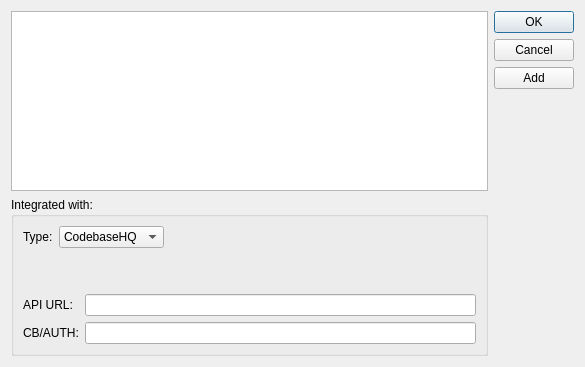
First picture: the form in selectprojectdialog.ui, repository favrik/wortwortwort, before the edit.
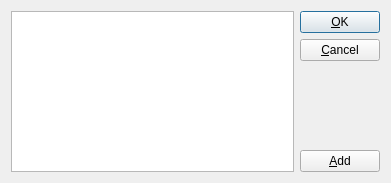
Second picture: the form after the edit.

What changed in the file:
```diff
--- a/selectprojectdialog.ui
+++ b/selectprojectdialog.ui
@@ -9,8 +9,8 @@
    <rect>
     <x>0</x>
     <y>0</y>
-    <width>585</width>
-    <height>367</height>
+    <width>391</width>
+    <height>183</height>
    </rect>
   </property>
   <property name="windowTitle">
@@ -22,95 +22,6 @@
      <item>
       <widget class="QListView" name="listView"/>
      </item>
-     <item>
-      <widget class="QGroupBox" name="groupBox">
-       <property name="title">
-        <string>Integrated with:</string>
-       </property>
-       <layout class="QVBoxLayout" name="verticalLayout">
-        <item>
-         <layout class="QHBoxLayout" name="horizontalLayout">
-          <item>
-           <widget class="QLabel" name="label_3">
-            <property name="text">
-             <string>Type:</string>
-            </property>
-           </widget>
-          </item>
-          <item>
-           <widget class="QComboBox" name="taskProviderComboBox">
-            <property name="sizeAdjustPolicy">
-             <enum>QComboBox::AdjustToContents</enum>
-            </property>
-            <item>
-             <property name="text">
-              <string>CodebaseHQ</string>
-             </property>
-            </item>
-           </widget>
-          </item>
-          <item>
-           <spacer name="horizontalSpacer">
-            <property name="orientation">
-             <enum>Qt::Horizontal</enum>
-            </property>
-            <property name="sizeHint" stdset="0">
-             <size>
-              <width>40</width>
-              <height>20</height>
-             </size>
-            </property>
-           </spacer>
-          </item>
-         </layout>
-        </item>
-        <item>
-         <spacer name="verticalSpacer">
-          <property name="orientation">
-           <enum>Qt::Vertical</enum>
-          </property>
-          <property name="sizeType">
-           <enum>QSizePolicy::Minimum</enum>
-          </property>
-          <property name="sizeHint" stdset="0">
-           <size>
-            <width>20</width>
-            <height>40</height>
-           </size>
-          </property>
-         </spacer>
-        </item>
-        <item>
-         <layout class="QGridLayout" name="gridLayout_2">
-          <item row="0" column="0">
-           <widget class="QLabel" name="label">
-            <property name="text">
-             <string>API URL:</string>
-            </property>
-           </widget>
-          </item>
-          <item row="0" column="1">
-           <widget class="QLineEdit" name="lineEdit"/>
-          </item>
-          <item row="1" column="0">
-           <widget class="QLabel" name="label_2">
-            <property name="text">
-             <string>CB/AUTH:</string>
-            </property>
-           </widget>
-          </item>
-          <item row="1" column="1">
-           <widget class="QLineEdit" name="lineEdit_2"/>
-          </item>
-         </layout>
-        </item>
-       </layout>
-       <zorder>lineEdit</zorder>
-       <zorder></zorder>
-       <zorder></zorder>
-       <zorder>verticalSpacer</zorder>
-      </widget>
-     </item>
     </layout>
    </item>
    <item>
@@ -118,21 +29,14 @@
      <item>
       <widget class="QPushButton" name="pushButton">
        <property name="text">
-        <string>OK</string>
+        <string>&amp;OK</string>
        </property>
       </widget>
      </item>
      <item>
       <widget class="QPushButton" name="pushButton_2">
        <property name="text">
-        <string>Cancel</string>
-       </property>
-      </widget>
-     </item>
-     <item>
-      <widget class="QPushButton" name="pushButton_3">
-       <property name="text">
-        <string>Add</string>
+        <string>&amp;Cancel</string>
        </property>
       </widget>
      </item>
@@ -149,6 +53,13 @@
        </property>
       </spacer>
      </item>
+     <item>
+      <widget class="QPushButton" name="AddProjectPushButton">
+       <property name="text">
+        <string>&amp;Add</string>
+       </property>
+      </widget>
+     </item>
     </layout>
    </item>
   </layout>
```
Left out of the diff: 21 changed lines with no effect on the pictures.
